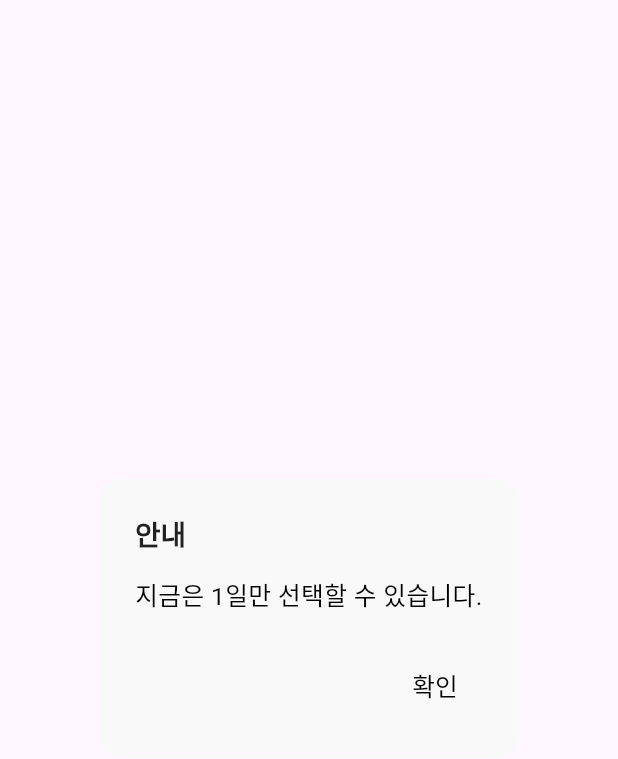
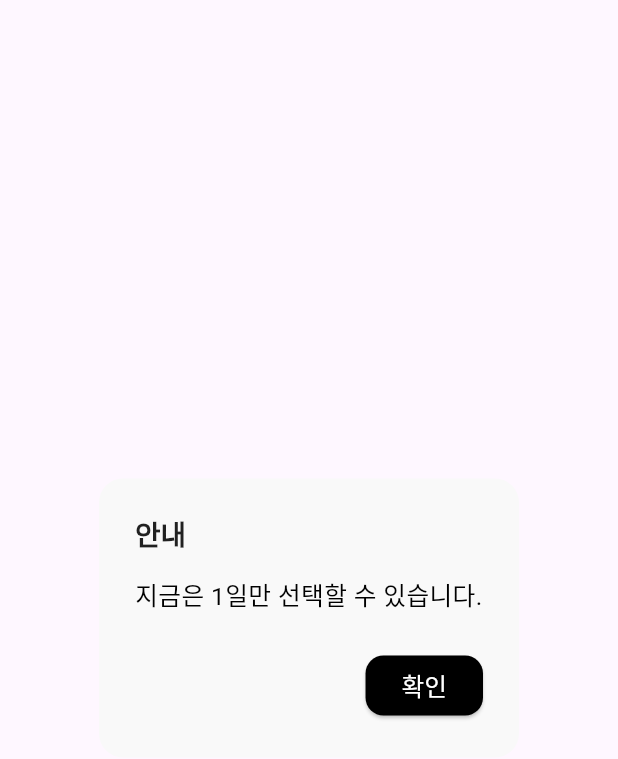
Before and after one commit to 2025AlphaProject/alphaFE, a Flutter app: the CustomAlertDialog widget shown alone on an empty page, opened directly, on a phone screen of 412 x 824 dp. Shown: the top 759 px of the screen. Run offline on Flutter 3.47's test engine with Material 3 defaults, Android fonts, the phone set to English and light mode, and no system bars; our stand-ins replace dio, dropdown_button2, flutter_dotenv, flutter_phoenix, flutter_secure_storage, geolocator and 5 more; missing offline and left inert: flutter_naver_map, kakao_flutter_sdk; accounts and stored records are empty; network calls fail.

Commit message:
[MODIFY]: 디자인 수정

```diff
--- a/lib/components/custom_alert_dialog.dart
+++ b/lib/components/custom_alert_dialog.dart
@@ -37,20 +37,24 @@ class CustomAlertDialog extends StatelessWidget {
         ),
       ),
       actions: [
-        TextButton(
+        ElevatedButton(
           onPressed: () {
             Navigator.of(context).pop();
             if (onConfirm != null) {
               onConfirm!();
             }
           },
-          child: Text(
-            '확인',
-            style: TextStyle(
+          style: ElevatedButton.styleFrom(
+            backgroundColor: Colors.black,
+            foregroundColor: Colors.white,
+            textStyle: TextStyle(
               fontSize: width * 0.04,
-              color: Colors.black,
+            ),
+            shape: RoundedRectangleBorder(
+              borderRadius: BorderRadius.circular(12),
             ),
           ),
+          child: const Text('확인'),
         ),
       ],
     );
```
Also changed, not shown: lib/pages/my_page/mission_page.dart (+18 -6 lines), lib/pages/my_page/mission_page_3.dart (+46 -22 lines).
